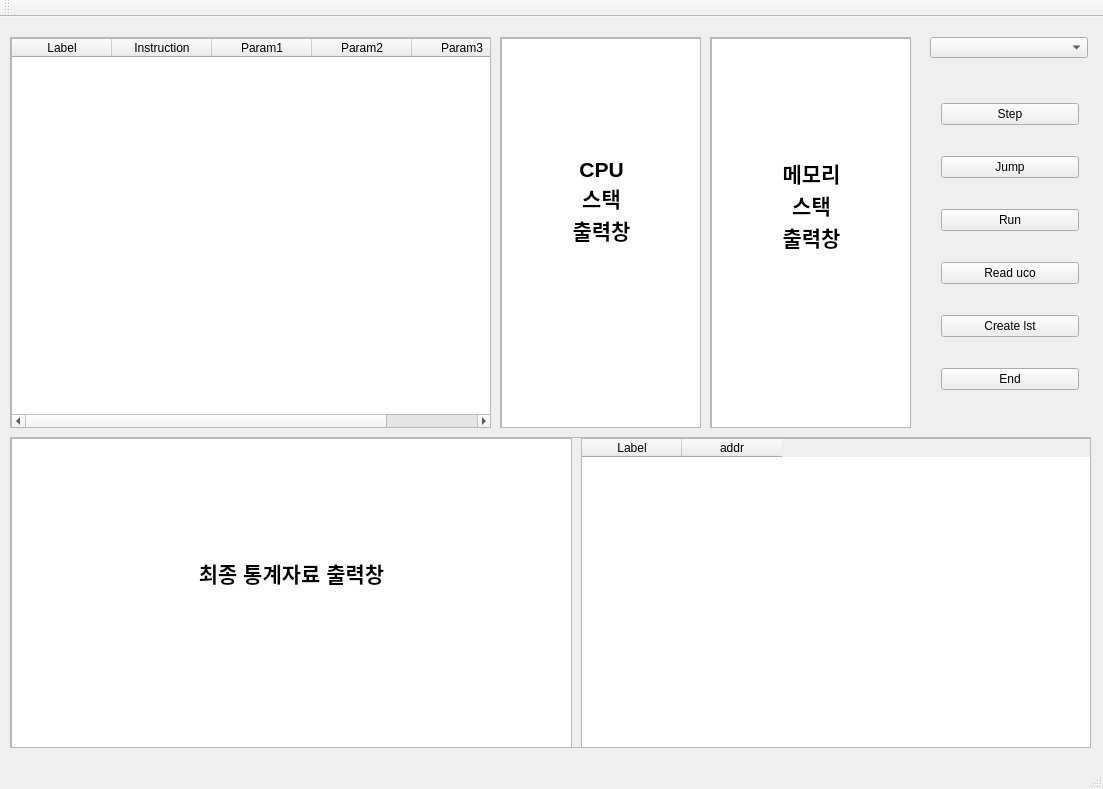
The window that UCodeInterpreter/UCodeInterpreter.ui (joohyeson/UCodeInterpreter) describes before a commit, drawn with Qt 5.
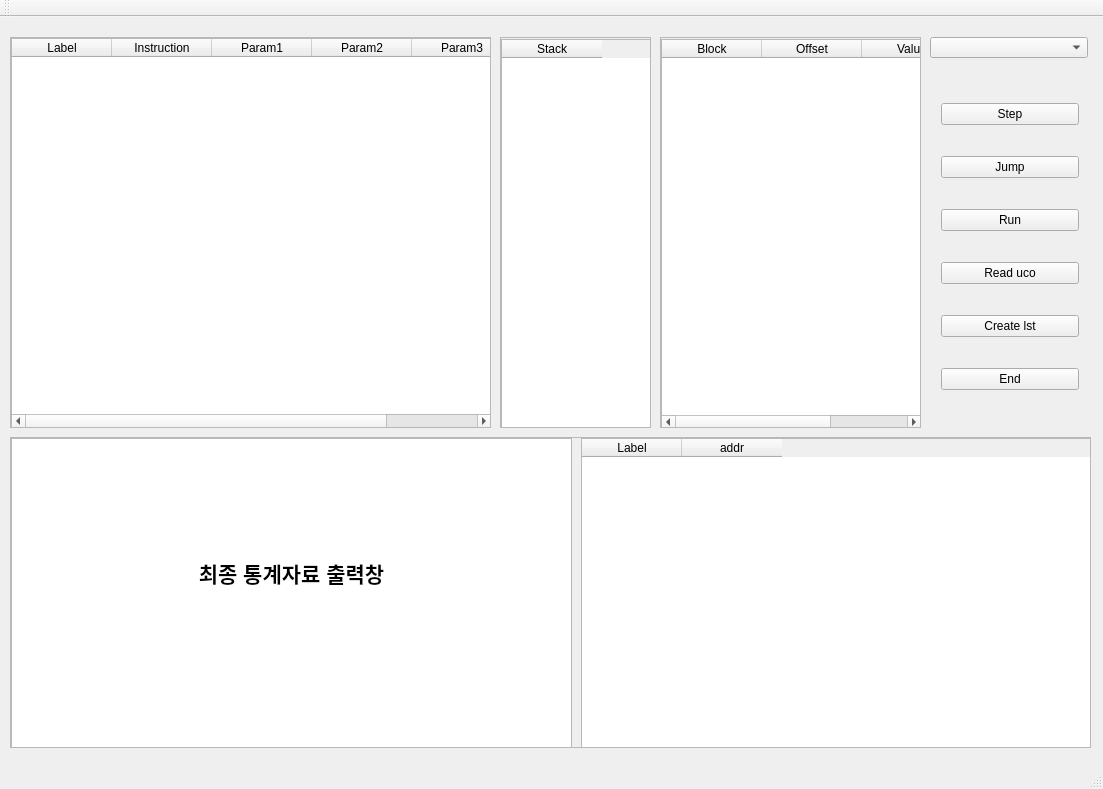
The same window after the commit.

Commit message: GUI의 CPU STACK구현

The edit to the form file:
```diff
--- a/UCodeInterpreter/UCodeInterpreter.ui
+++ b/UCodeInterpreter/UCodeInterpreter.ui
@@ -151,9 +151,9 @@
    <widget class="QScrollArea" name="scrollArea_3">
     <property name="geometry">
      <rect>
-      <x>710</x>
+      <x>660</x>
       <y>20</y>
-      <width>201</width>
+      <width>261</width>
       <height>391</height>
      </rect>
     </property>
@@ -165,33 +165,34 @@
       <rect>
        <x>0</x>
        <y>0</y>
-       <width>199</width>
+       <width>259</width>
        <height>389</height>
       </rect>
      </property>
-     <widget class="QTextEdit" name="textEdit_3">
+     <widget class="QTableWidget" name="MemoryTable">
       <property name="geometry">
        <rect>
         <x>0</x>
-        <y>0</y>
-        <width>201</width>
+        <y>1</y>
+        <width>261</width>
         <height>391</height>
        </rect>
       </property>
-      <property name="html">
-       <string>&lt;!DOCTYPE HTML PUBLIC &quot;-//W3C//DTD HTML 4.0//EN&quot; &quot;http://www.w3.org/TR/REC-html40/strict.dtd&quot;&gt;
-&lt;html&gt;&lt;head&gt;&lt;meta name=&quot;qrichtext&quot; content=&quot;1&quot; /&gt;&lt;style type=&quot;text/css&quot;&gt;
-p, li { white-space: pre-wrap; }
-&lt;/style&gt;&lt;/head&gt;&lt;body style=&quot; font-family:'Gulim'; font-size:9pt; font-weight:400; font-style:normal;&quot;&gt;
-&lt;p align=&quot;center&quot; style=&quot;-qt-paragraph-type:empty; margin-top:0px; margin-bottom:0px; margin-left:0px; margin-right:0px; -qt-block-indent:0; text-indent:0px;&quot;&gt;&lt;br /&gt;&lt;/p&gt;
-&lt;p align=&quot;center&quot; style=&quot;-qt-paragraph-type:empty; margin-top:0px; margin-bottom:0px; margin-left:0px; margin-right:0px; -qt-block-indent:0; text-indent:0px; font-size:16pt;&quot;&gt;&lt;br /&gt;&lt;/p&gt;
-&lt;p align=&quot;center&quot; style=&quot;-qt-paragraph-type:empty; margin-top:0px; margin-bottom:0px; margin-left:0px; margin-right:0px; -qt-block-indent:0; text-indent:0px; font-size:16pt;&quot;&gt;&lt;br /&gt;&lt;/p&gt;
-&lt;p align=&quot;center&quot; style=&quot;-qt-paragraph-type:empty; margin-top:0px; margin-bottom:0px; margin-left:0px; margin-right:0px; -qt-block-indent:0; text-indent:0px; font-size:16pt;&quot;&gt;&lt;br /&gt;&lt;/p&gt;
-&lt;p align=&quot;center&quot; style=&quot;-qt-paragraph-type:empty; margin-top:0px; margin-bottom:0px; margin-left:0px; margin-right:0px; -qt-block-indent:0; text-indent:0px; font-size:16pt;&quot;&gt;&lt;br /&gt;&lt;/p&gt;
-&lt;p align=&quot;center&quot; style=&quot; margin-top:0px; margin-bottom:0px; margin-left:0px; margin-right:0px; -qt-block-indent:0; text-indent:0px;&quot;&gt;&lt;span style=&quot; font-size:16pt; font-weight:600;&quot;&gt;메모리&lt;/span&gt;&lt;/p&gt;
-&lt;p align=&quot;center&quot; style=&quot; margin-top:0px; margin-bottom:0px; margin-left:0px; margin-right:0px; -qt-block-indent:0; text-indent:0px;&quot;&gt;&lt;span style=&quot; font-size:16pt; font-weight:600;&quot;&gt;스택&lt;/span&gt;&lt;/p&gt;
-&lt;p align=&quot;center&quot; style=&quot; margin-top:0px; margin-bottom:0px; margin-left:0px; margin-right:0px; -qt-block-indent:0; text-indent:0px;&quot;&gt;&lt;span style=&quot; font-size:16pt; font-weight:600;&quot;&gt;출력창&lt;/span&gt;&lt;/p&gt;&lt;/body&gt;&lt;/html&gt;</string>
-      </property>
+      <column>
+       <property name="text">
+        <string>Block</string>
+       </property>
+      </column>
+      <column>
+       <property name="text">
+        <string>Offset</string>
+       </property>
+      </column>
+      <column>
+       <property name="text">
+        <string>Value</string>
+       </property>
+      </column>
      </widget>
     </widget>
    </widget>
@@ -254,7 +255,7 @@
      <rect>
       <x>500</x>
       <y>20</y>
-      <width>201</width>
+      <width>151</width>
       <height>391</height>
      </rect>
     </property>
@@ -266,33 +267,24 @@
       <rect>
        <x>0</x>
        <y>0</y>
-       <width>199</width>
+       <width>149</width>
        <height>389</height>
       </rect>
      </property>
-     <widget class="QTextEdit" name="textEdit">
+     <widget class="QTableWidget" name="CPUStackTable">
       <property name="geometry">
        <rect>
         <x>0</x>
-        <y>0</y>
-        <width>201</width>
+        <y>1</y>
+        <width>151</width>
         <height>391</height>
        </rect>
       </property>
-      <property name="html">
-       <string>&lt;!DOCTYPE HTML PUBLIC &quot;-//W3C//DTD HTML 4.0//EN&quot; &quot;http://www.w3.org/TR/REC-html40/strict.dtd&quot;&gt;
-&lt;html&gt;&lt;head&gt;&lt;meta name=&quot;qrichtext&quot; content=&quot;1&quot; /&gt;&lt;style type=&quot;text/css&quot;&gt;
-p, li { white-space: pre-wrap; }
-&lt;/style&gt;&lt;/head&gt;&lt;body style=&quot; font-family:'Gulim'; font-size:9pt; font-weight:400; font-style:normal;&quot;&gt;
-&lt;p align=&quot;center&quot; style=&quot;-qt-paragraph-type:empty; margin-top:0px; margin-bottom:0px; margin-left:0px; margin-right:0px; -qt-block-indent:0; text-indent:0px;&quot;&gt;&lt;br /&gt;&lt;/p&gt;
-&lt;p align=&quot;center&quot; style=&quot;-qt-paragraph-type:empty; margin-top:0px; margin-bottom:0px; margin-left:0px; margin-right:0px; -qt-block-indent:0; text-indent:0px; font-size:16pt; font-weight:600;&quot;&gt;&lt;br /&gt;&lt;/p&gt;
-&lt;p align=&quot;center&quot; style=&quot;-qt-paragraph-type:empty; margin-top:0px; margin-bottom:0px; margin-left:0px; margin-right:0px; -qt-block-indent:0; text-indent:0px; font-size:16pt; font-weight:600;&quot;&gt;&lt;br /&gt;&lt;/p&gt;
-&lt;p align=&quot;center&quot; style=&quot;-qt-paragraph-type:empty; margin-top:0px; margin-bottom:0px; margin-left:0px; margin-right:0px; -qt-block-indent:0; text-indent:0px; font-size:16pt; font-weight:600;&quot;&gt;&lt;br /&gt;&lt;/p&gt;
-&lt;p align=&quot;center&quot; style=&quot;-qt-paragraph-type:empty; margin-top:0px; margin-bottom:0px; margin-left:0px; margin-right:0px; -qt-block-indent:0; text-indent:0px; font-size:16pt; font-weight:600;&quot;&gt;&lt;br /&gt;&lt;/p&gt;
-&lt;p align=&quot;center&quot; style=&quot; margin-top:0px; margin-bottom:0px; margin-left:0px; margin-right:0px; -qt-block-indent:0; text-indent:0px;&quot;&gt;&lt;span style=&quot; font-size:16pt; font-weight:600;&quot;&gt;CPU&lt;/span&gt;&lt;/p&gt;
-&lt;p align=&quot;center&quot; style=&quot; margin-top:0px; margin-bottom:0px; margin-left:0px; margin-right:0px; -qt-block-indent:0; text-indent:0px;&quot;&gt;&lt;span style=&quot; font-size:16pt; font-weight:600;&quot;&gt;스택&lt;/span&gt;&lt;/p&gt;
-&lt;p align=&quot;center&quot; style=&quot; margin-top:0px; margin-bottom:0px; margin-left:0px; margin-right:0px; -qt-block-indent:0; text-indent:0px;&quot;&gt;&lt;span style=&quot; font-size:16pt; font-weight:600;&quot;&gt;출력창&lt;/span&gt;&lt;/p&gt;&lt;/body&gt;&lt;/html&gt;</string>
-      </property>
+      <column>
+       <property name="text">
+        <string>Stack</string>
+       </property>
+      </column>
      </widget>
     </widget>
    </widget>
```
Left out of the diff: 2 changed lines with no effect on the pictures. The commit also changes 4 other files.
